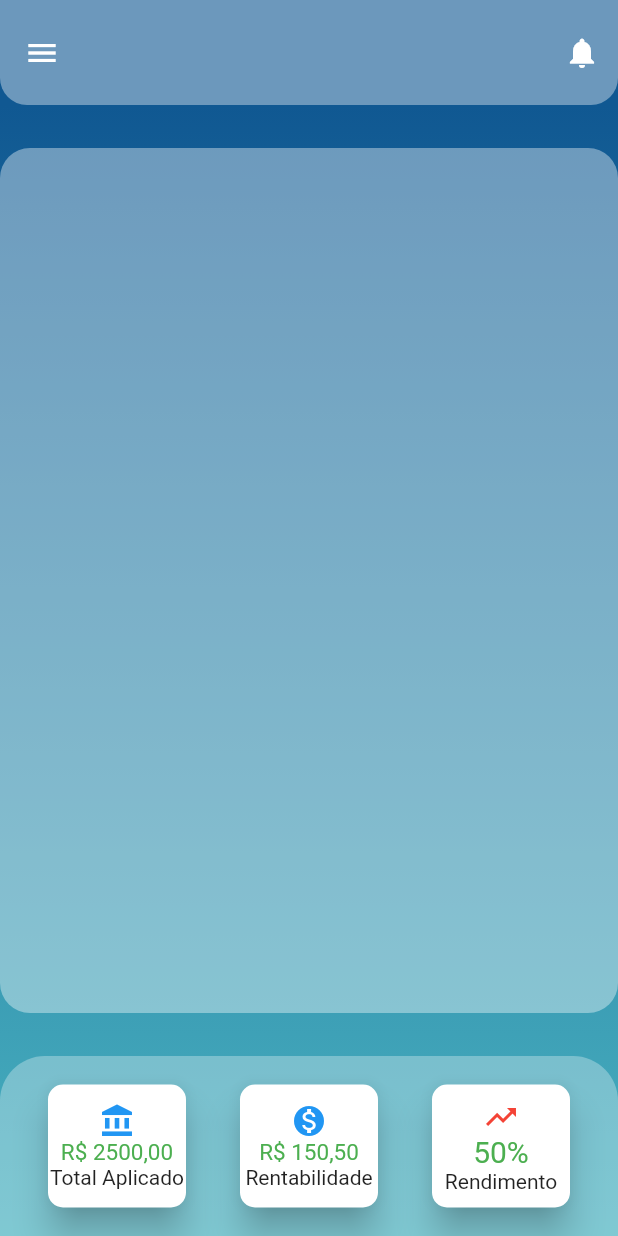
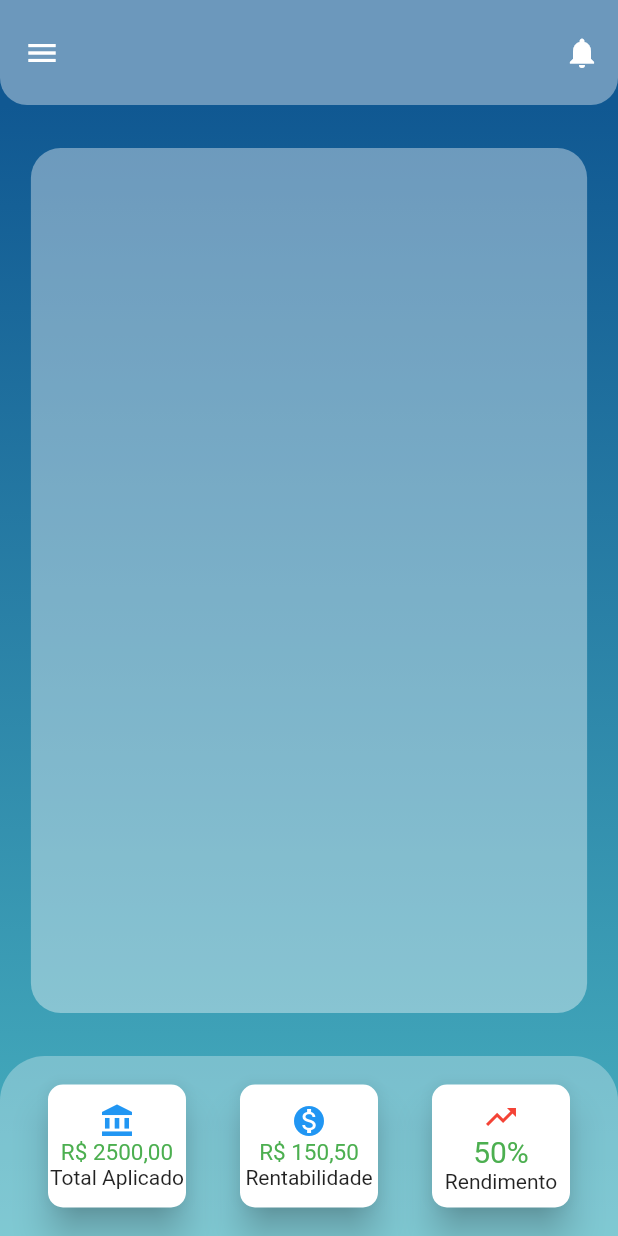
Before and after one commit to progrmadorjr/home_page, a Flutter app: the screen it shows after launch, on a phone screen of 412 x 824 dp. Run offline on Flutter 3.47's test engine with Material 2 defaults, Android fonts, the light colour scheme and no system bars.

Commit message:
Update home.dart

```diff
--- a/lib/home.dart
+++ b/lib/home.dart
@@ -137,7 +137,7 @@ class _HomeState extends State<Home> {
               child: Center(
                child: Container(
                 //define a porcentagem de acordo com tela *0,7=70%
-                    width: MediaQuery.of(context).size.width * 10,
+                    width: MediaQuery.of(context).size.width * 0.9,
                     height: MediaQuery.of(context).size.height * 0.7,
                   decoration: BoxDecoration(
                    color: Colors.white38,
```
